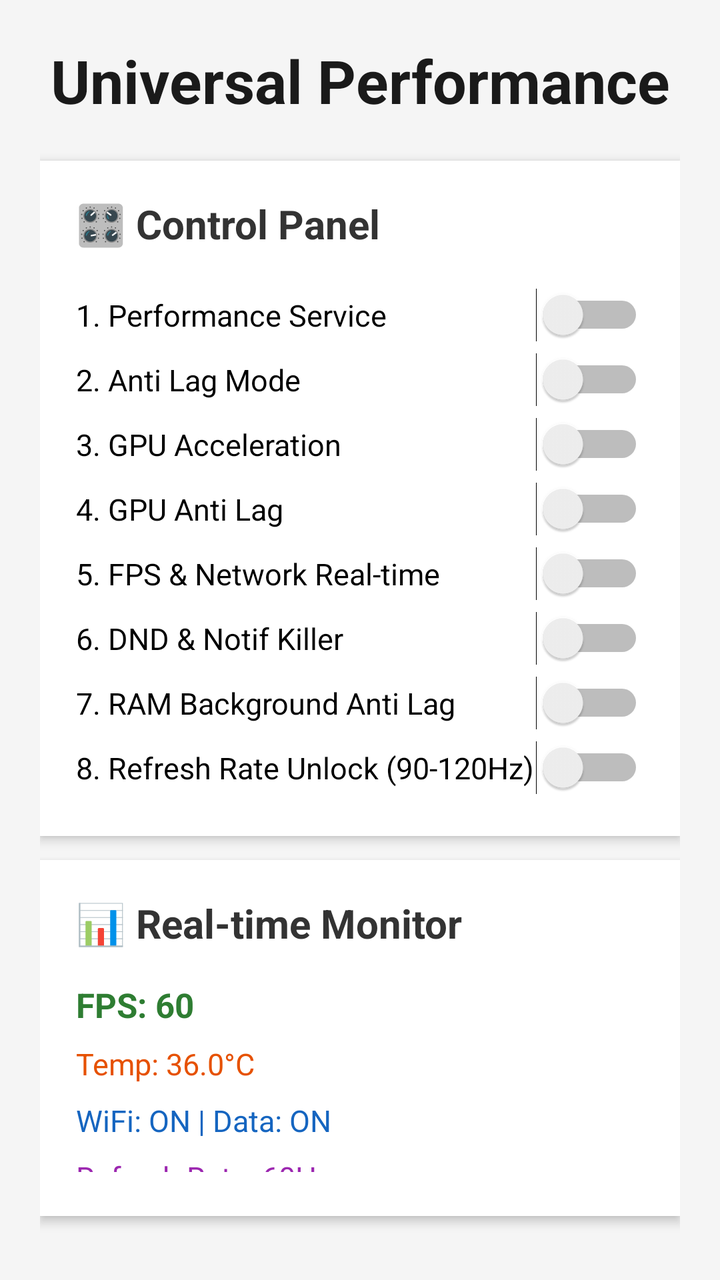
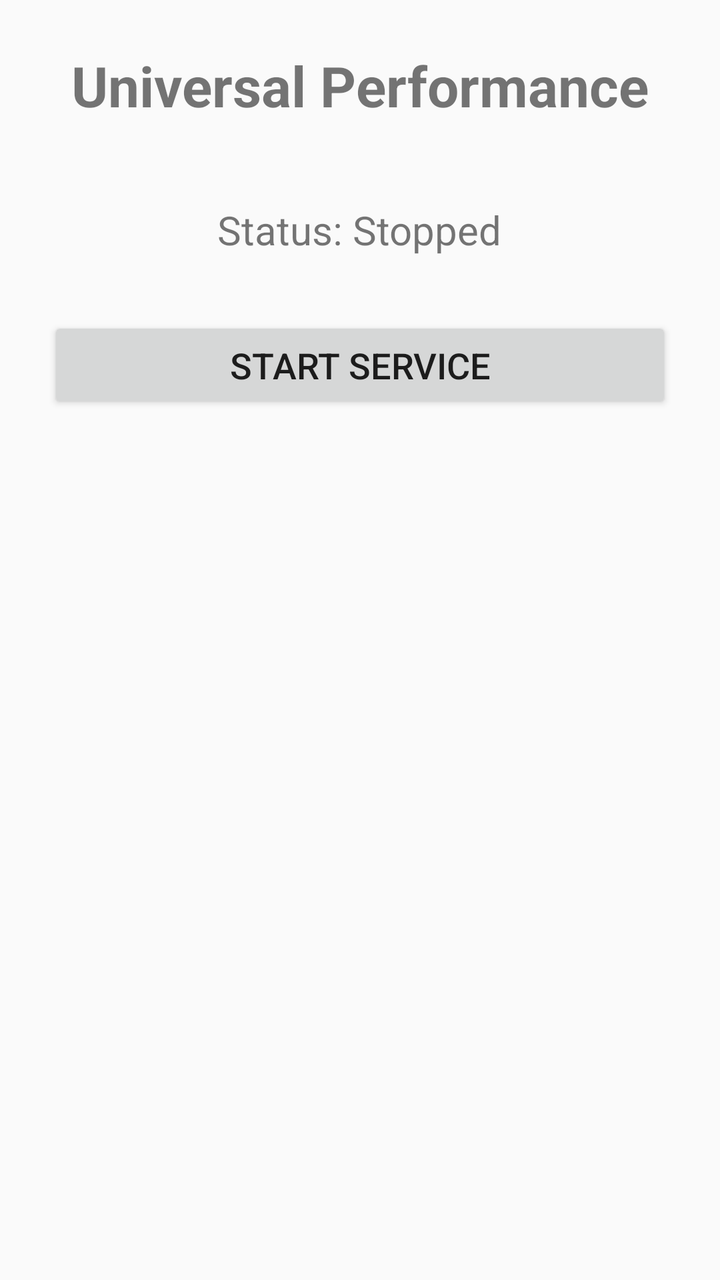

An Android layout rendered at two revisions. The XML below is the earlier revision; the diff shows what the commit changed to produce the second picture.
<!-- AndroidManifest.xml: application theme Theme.AppCompat.Light.NoActionBar -->
<!-- res/layout/activity_main.xml -->
<?xml version="1.0" encoding="utf-8"?>
<LinearLayout xmlns:android="http://schemas.android.com/apk/res/android"
    android:layout_width="match_parent"
    android:layout_height="match_parent"
    android:orientation="vertical"
    android:padding="20dp"
    android:background="#F5F5F5">

    <TextView
        android:layout_width="match_parent"
        android:layout_height="wrap_content"
        android:text="Universal Performance"
        android:textSize="30sp"
        android:textStyle="bold"
        android:gravity="center"
        android:layout_marginBottom="20dp"
        android:textColor="#1A1A1A"/>

    <LinearLayout
        android:layout_width="match_parent"
        android:layout_height="wrap_content"
        android:orientation="vertical"
        android:background="#FFFFFF"
        android:padding="18dp"
        android:layout_marginBottom="12dp"
        android:elevation="3dp">

        <TextView android:layout_width="wrap_content" android:layout_height="wrap_content"
            android:text="🎛️ Control Panel" android:textSize="20sp" android:textStyle="bold"
            android:layout_marginBottom="16dp" android:textColor="#333333"/>

        <Switch android:id="@+id/switch_service" android:layout_width="match_parent"
            android:layout_height="wrap_content" android:text="@string/performance_service"
            android:textSize="15sp" android:paddingVertical="6dp"/>

        <Switch android:id="@+id/switch_anti_lag" android:layout_width="match_parent"
            android:layout_height="wrap_content" android:text="@string/anti_lag"
            android:textSize="15sp" android:paddingVertical="6dp"/>

        <Switch android:id="@+id/switch_gpu_accel" android:layout_width="match_parent"
            android:layout_height="wrap_content" android:text="@string/gpu_accel"
            android:textSize="15sp" android:paddingVertical="6dp"/>

        <Switch android:id="@+id/switch_gpu_anti_lag" android:layout_width="match_parent"
            android:layout_height="wrap_content" android:text="@string/gpu_anti_lag"
            android:textSize="15sp" android:paddingVertical="6dp"/>

        <Switch android:id="@+id/switch_fps_overlay" android:layout_width="match_parent"
            android:layout_height="wrap_content" android:text="@string/fps_overlay"
            android:textSize="15sp" android:paddingVertical="6dp"/>

        <Switch android:id="@+id/switch_dnd_mode" android:layout_width="match_parent"
            android:layout_height="wrap_content" android:text="@string/dnd_mode"
            android:textSize="15sp" android:paddingVertical="6dp"/>

        <Switch android:id="@+id/switch_ram_boost" android:layout_width="match_parent"
            android:layout_height="wrap_content" android:text="@string/ram_boost"
            android:textSize="15sp" android:paddingVertical="6dp"/>

        <Switch android:id="@+id/switch_refresh" android:layout_width="match_parent"
            android:layout_height="wrap_content" android:text="@string/refresh_unlock"
            android:textSize="15sp" android:paddingVertical="6dp"/>
    </LinearLayout>

    <LinearLayout
        android:layout_width="match_parent"
        android:layout_height="wrap_content"
        android:orientation="vertical"
        android:background="#FFFFFF"
        android:padding="18dp"
        android:layout_marginBottom="12dp"
        android:elevation="3dp">

        <TextView android:layout_width="wrap_content" android:layout_height="wrap_content"
            android:text="📊 Real-time Monitor" android:textSize="20sp" android:textStyle="bold"
            android:layout_marginBottom="12dp" android:textColor="#333333"/>

        <TextView android:id="@+id/text_fps" android:layout_width="match_parent"
            android:layout_height="wrap_content" android:text="FPS: 60"
            android:textSize="17sp" android:paddingVertical="4dp"
            android:textColor="#2E7D32" android:textStyle="bold"/>

        <TextView android:id="@+id/text_temp" android:layout_width="match_parent"
            android:layout_height="wrap_content" android:text="Temp: 36.0°C"
            android:textSize="15sp" android:paddingVertical="4dp" android:textColor="#E65100"/>

        <TextView android:id="@+id/text_network" android:layout_width="match_parent"
            android:layout_height="wrap_content" android:text="WiFi: ON | Data: ON"
            android:textSize="15sp" android:paddingVertical="4dp" android:textColor="#1565C0"/>

        <TextView android:id="@+id/text_refresh" android:layout_width="match_parent"
            android:layout_height="wrap_content" android:text="Refresh Rate: 60Hz"
            android:textSize="15sp" android:paddingVertical="4dp" android:textColor="#9C27B0"/>
    </LinearLayout>

    <LinearLayout
        android:layout_width="match_parent"
        android:layout_height="wrap_content"
        android:orientation="vertical"
        android:background="#FFFFFF"
        android:padding="18dp"
        android:elevation="3dp">

        <TextView android:layout_width="wrap_content" android:layout_height="wrap_content"
            android:text="ℹ️ Info" android:textSize="20sp" android:textStyle="bold"
            android:layout_marginBottom="8dp" android:textColor="#333333"/>

        <TextView android:id="@+id/text_status" android:layout_width="match_parent"
            android:layout_height="wrap_content" android:text="Status: Stopped"
            android:textSize="15sp" android:paddingVertical="4dp" android:textColor="#666666"/>

        <TextView android:id="@+id/text_games" android:layout_width="match_parent"
            android:layout_height="wrap_content" android:text="@string/game_support"
            android:textSize="13sp" android:paddingVertical="4dp" android:textColor="#888888"/>
    </LinearLayout>
</LinearLayout>
<!-- resources referenced by this layout -->
<resources>
  <string name="anti_lag">2. Anti Lag Mode</string>
  <string name="dnd_mode">6. DND &amp; Notif Killer</string>
  <string name="fps_overlay">5. FPS &amp; Network Real-time</string>
  <string name="game_support">Supported: QQ Speed, Speed Drifters</string>
  <string name="gpu_accel">3. GPU Acceleration</string>
  <string name="gpu_anti_lag">4. GPU Anti Lag</string>
  <string name="performance_service">1. Performance Service</string>
  <string name="ram_boost">7. RAM Background Anti Lag</string>
  <string name="refresh_unlock">8. Refresh Rate Unlock (90-120Hz)</string>
</resources>

<!-- the commit's change to res/layout/activity_main.xml (unified diff, before → after) -->
@@ -3,114 +3,30 @@
     android:layout_width="match_parent"
     android:layout_height="match_parent"
     android:orientation="vertical"
-    android:padding="20dp"
-    android:background="#F5F5F5">
+    android:padding="24dp"
+    android:gravity="center_horizontal">
 
     <TextView
+        android:layout_width="wrap_content"
+        android:layout_height="wrap_content"
+        android:text="Universal Performance"
+        android:textSize="28sp"
+        android:textStyle="bold"
+        android:layout_marginBottom="40dp"/>
+
+    <TextView
+        android:id="@+id/tv_status"
+        android:layout_width="wrap_content"
+        android:layout_height="wrap_content"
+        android:text="Status: Stopped"
+        android:textSize="20sp"
+        android:layout_marginBottom="30dp"/>
+
+    <Button
+        android:id="@+id/btn_toggle"
         android:layout_width="match_parent"
         android:layout_height="wrap_content"
-        android:text="Universal Performance"
-        android:textSize="30sp"
-        android:textStyle="bold"
-        android:gravity="center"
-        android:layout_marginBottom="20dp"
-        android:textColor="#1A1A1A"/>
-
-    <LinearLayout
-        android:layout_width="match_parent"
-        android:layout_height="wrap_content"
-        android:orientation="vertical"
-        android:background="#FFFFFF"
-        android:padding="18dp"
-        android:layout_marginBottom="12dp"
-        android:elevation="3dp">
-
-        <TextView android:layout_width="wrap_content" android:layout_height="wrap_content"
-            android:text="🎛️ Control Panel" android:textSize="20sp" android:textStyle="bold"
-            android:layout_marginBottom="16dp" android:textColor="#333333"/>
-
-        <Switch android:id="@+id/switch_service" android:layout_width="match_parent"
-            android:layout_height="wrap_content" android:text="@string/performance_service"
-            android:textSize="15sp" android:paddingVertical="6dp"/>
-
-        <Switch android:id="@+id/switch_anti_lag" android:layout_width="match_parent"
-            android:layout_height="wrap_content" android:text="@string/anti_lag"
-            android:textSize="15sp" android:paddingVertical="6dp"/>
-
-        <Switch android:id="@+id/switch_gpu_accel" android:layout_width="match_parent"
-            android:layout_height="wrap_content" android:text="@string/gpu_accel"
-            android:textSize="15sp" android:paddingVertical="6dp"/>
-
-        <Switch android:id="@+id/switch_gpu_anti_lag" android:layout_width="match_parent"
-            android:layout_height="wrap_content" android:text="@string/gpu_anti_lag"
-            android:textSize="15sp" android:paddingVertical="6dp"/>
-
-        <Switch android:id="@+id/switch_fps_overlay" android:layout_width="match_parent"
-            android:layout_height="wrap_content" android:text="@string/fps_overlay"
-            android:textSize="15sp" android:paddingVertical="6dp"/>
-
-        <Switch android:id="@+id/switch_dnd_mode" android:layout_width="match_parent"
-            android:layout_height="wrap_content" android:text="@string/dnd_mode"
-            android:textSize="15sp" android:paddingVertical="6dp"/>
-
-        <Switch android:id="@+id/switch_ram_boost" android:layout_width="match_parent"
-            android:layout_height="wrap_content" android:text="@string/ram_boost"
-            android:textSize="15sp" android:paddingVertical="6dp"/>
-
-        <Switch android:id="@+id/switch_refresh" android:layout_width="match_parent"
-            android:layout_height="wrap_content" android:text="@string/refresh_unlock"
-            android:textSize="15sp" android:paddingVertical="6dp"/>
-    </LinearLayout>
-
-    <LinearLayout
-        android:layout_width="match_parent"
-        android:layout_height="wrap_content"
-        android:orientation="vertical"
-        android:background="#FFFFFF"
-        android:padding="18dp"
-        android:layout_marginBottom="12dp"
-        android:elevation="3dp">
-
-        <TextView android:layout_width="wrap_content" android:layout_height="wrap_content"
-            android:text="📊 Real-time Monitor" android:textSize="20sp" android:textStyle="bold"
-            android:layout_marginBottom="12dp" android:textColor="#333333"/>
-
-        <TextView android:id="@+id/text_fps" android:layout_width="match_parent"
-            android:layout_height="wrap_content" android:text="FPS: 60"
-            android:textSize="17sp" android:paddingVertical="4dp"
-            android:textColor="#2E7D32" android:textStyle="bold"/>
-
-        <TextView android:id="@+id/text_temp" android:layout_width="match_parent"
-            android:layout_height="wrap_content" android:text="Temp: 36.0°C"
-            android:textSize="15sp" android:paddingVertical="4dp" android:textColor="#E65100"/>
-
-        <TextView android:id="@+id/text_network" android:layout_width="match_parent"
-            android:layout_height="wrap_content" android:text="WiFi: ON | Data: ON"
-            android:textSize="15sp" android:paddingVertical="4dp" android:textColor="#1565C0"/>
-
-        <TextView android:id="@+id/text_refresh" android:layout_width="match_parent"
-            android:layout_height="wrap_content" android:text="Refresh Rate: 60Hz"
-            android:textSize="15sp" android:paddingVertical="4dp" android:textColor="#9C27B0"/>
-    </LinearLayout>
-
-    <LinearLayout
-        android:layout_width="match_parent"
-        android:layout_height="wrap_content"
-        android:orientation="vertical"
-        android:background="#FFFFFF"
-        android:padding="18dp"
-        android:elevation="3dp">
-
-        <TextView android:layout_width="wrap_content" android:layout_height="wrap_content"
-            android:text="ℹ️ Info" android:textSize="20sp" android:textStyle="bold"
-            android:layout_marginBottom="8dp" android:textColor="#333333"/>
-
-        <TextView android:id="@+id/text_status" android:layout_width="match_parent"
-            android:layout_height="wrap_content" android:text="Status: Stopped"
-            android:textSize="15sp" android:paddingVertical="4dp" android:textColor="#666666"/>
-
-        <TextView android:id="@+id/text_games" android:layout_width="match_parent"
-            android:layout_height="wrap_content" android:text="@string/game_support"
-            android:textSize="13sp" android:paddingVertical="4dp" android:textColor="#888888"/>
-    </LinearLayout>
+        android:text="Start Service"
+        android:textSize="18sp"
+        android:paddingVertical="12dp"/>
 </LinearLayout>
<!-- resource entries referenced after the edit -->
@@ -1,13 +1,5 @@
 <!-- resources referenced by this layout -->
 <resources>
-  <string name="anti_lag">2. Anti Lag Mode</string>
-  <string name="dnd_mode">6. DND &amp; Notif Killer</string>
-  <string name="fps_overlay">5. FPS &amp; Network Real-time</string>
-  <string name="game_support">Supported: QQ Speed, Speed Drifters</string>
-  <string name="gpu_accel">3. GPU Acceleration</string>
-  <string name="gpu_anti_lag">4. GPU Anti Lag</string>
-  <string name="performance_service">1. Performance Service</string>
-  <string name="ram_boost">7. RAM Background Anti Lag</string>
-  <string name="refresh_unlock">8. Refresh Rate Unlock (90-120Hz)</string>
+
 </resources>
 
